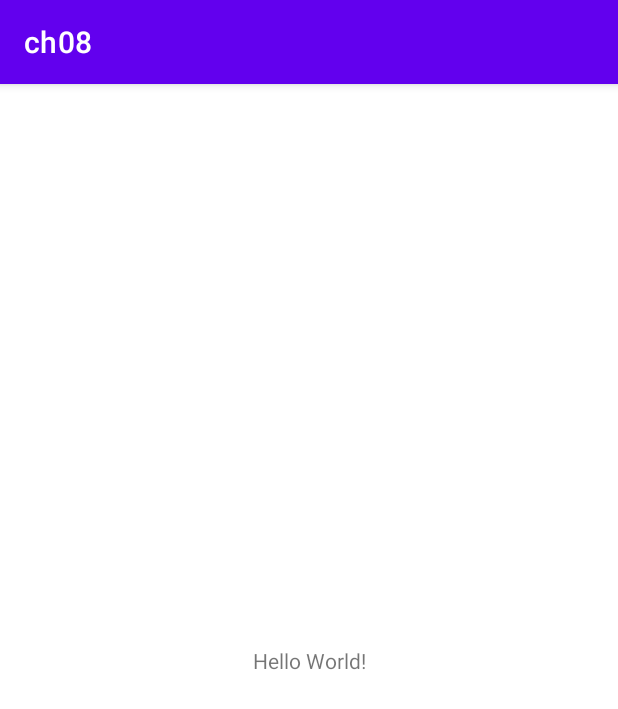
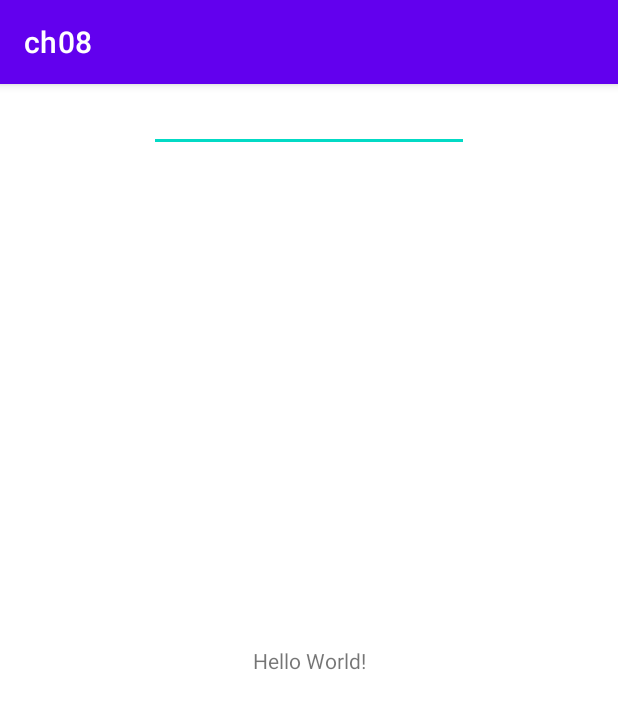
Before and after one commit to otcroz/DS-Major_MobileAppPrograming_Pratice, an Android app: the screen it shows after launch (MainActivity), on a phone screen of 412 x 824 dp. Shown: the top 709 px of the screen. Run offline under Robolectric (Android 15) with nearby library versions, the phone set to English and light mode, and no system bars.

Commit message:
ch08 터치 이벤트, 키 이벤트

```diff
--- a/pratice1/ch08/src/main/res/layout/activity_main.xml
+++ b/pratice1/ch08/src/main/res/layout/activity_main.xml
@@ -15,4 +15,14 @@
         app:layout_constraintRight_toRightOf="parent"
         app:layout_constraintTop_toTopOf="parent" />
 
+    <EditText
+        android:id="@+id/editTextTextPassword"
+        android:layout_width="wrap_content"
+        android:layout_height="wrap_content"
+        android:ems="10"
+        android:inputType="textPassword"
+        app:layout_constraintEnd_toEndOf="parent"
+        app:layout_constraintStart_toStartOf="parent"
+        tools:layout_editor_absoluteY="285dp" />
+
 </androidx.constraintlayout.widget.ConstraintLayout>
```
Also changed, not shown: pratice1/ch08/src/main/java/com/example/ch08/MainActivity.kt (+39 -0 lines).
